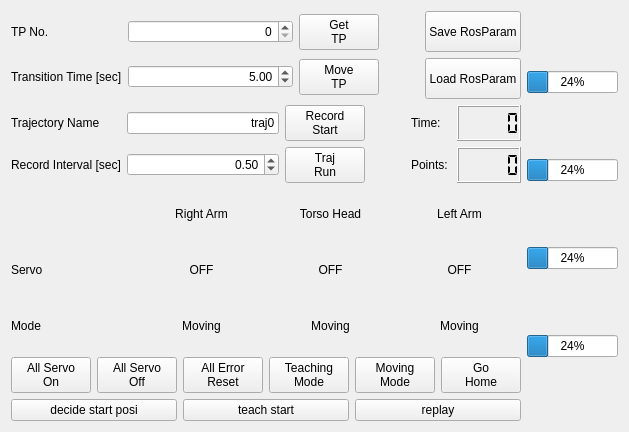
The window that torobo_robot/torobo_gui/resource/torobo_whole_body_manager.ui (tashiwater/wiping) describes before a commit, drawn with Qt 5.
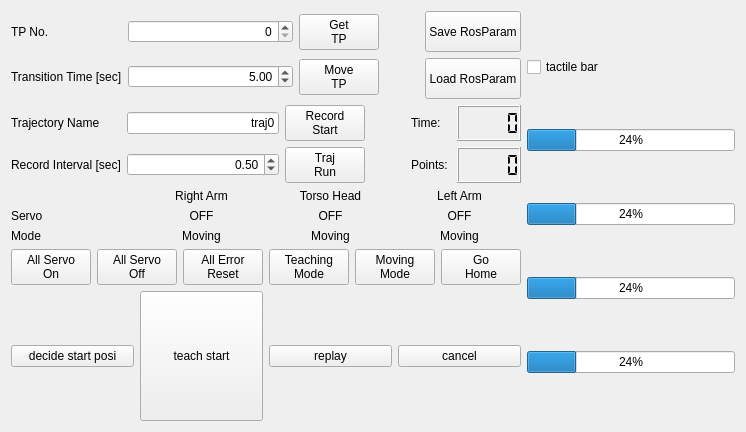
The same window after the commit.

```diff
--- a/torobo_robot/torobo_gui/resource/torobo_whole_body_manager.ui
+++ b/torobo_robot/torobo_gui/resource/torobo_whole_body_manager.ui
@@ -6,7 +6,7 @@
    <rect>
     <x>0</x>
     <y>0</y>
-    <width>603</width>
+    <width>746</width>
     <height>432</height>
    </rect>
   </property>
@@ -468,6 +468,12 @@
        </item>
        <item>
         <widget class="QPushButton" name="buttonTeach">
+         <property name="sizePolicy">
+          <sizepolicy hsizetype="Minimum" vsizetype="Expanding">
+           <horstretch>0</horstretch>
+           <verstretch>0</verstretch>
+          </sizepolicy>
+         </property>
          <property name="text">
           <string>teach start</string>
          </property>
@@ -480,21 +486,44 @@
          </property>
         </widget>
        </item>
+       <item>
+        <widget class="QPushButton" name="replayCancel">
+         <property name="text">
+          <string>cancel</string>
+         </property>
+        </widget>
+       </item>
       </layout>
      </item>
     </layout>
    </item>
    <item>
     <layout class="QVBoxLayout" name="verticalLayout_5">
+     <item>
+      <widget class="QCheckBox" name="tactileOnOff">
+       <property name="text">
+        <string>tactile bar</string>
+       </property>
+      </widget>
+     </item>
      <item>
       <widget class="QProgressBar" name="tactileBar1">
+       <property name="enabled">
+        <bool>true</bool>
+       </property>
        <property name="value">
         <number>24</number>
        </property>
+       <property name="textVisible">
+        <bool>true</bool>
+       </property>
       </widget>
      </item>
      <item>
       <widget class="QProgressBar" name="tactileBar2">
+       <property name="enabled">
+        <bool>true</bool>
+       </property>
        <property name="value">
         <number>24</number>
        </property>
@@ -502,6 +531,9 @@
      </item>
      <item>
       <widget class="QProgressBar" name="tactileBar3">
+       <property name="enabled">
+        <bool>true</bool>
+       </property>
        <property name="value">
         <number>24</number>
        </property>
@@ -509,6 +541,9 @@
      </item>
      <item>
       <widget class="QProgressBar" name="tactileBar4">
+       <property name="enabled">
+        <bool>true</bool>
+       </property>
        <property name="value">
         <number>24</number>
        </property>
```
